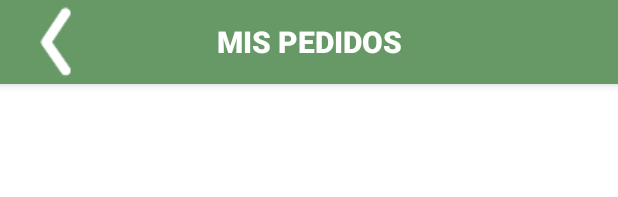
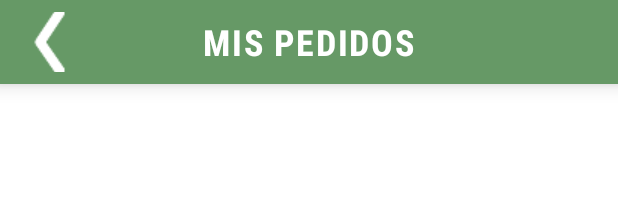
Before and after one commit to inspedralbes/transversal-tr1-2024-2025-android-dam_24_25_tr1g7_android, an Android app built with Jetpack Compose: the layout activity_mis_pedidos.xml on its own in the app's theme, with its tools: preview values and no code run, on a phone screen of 412 x 824 dp. Shown: the top 197 px of the screen. Run offline under Robolectric (Android 15) with nearby library versions, the phone set to English and light mode, and no system bars; network calls fail.

Commit message:
Commit Socket xml

```diff
--- a/app/src/main/res/layout/activity_mis_pedidos.xml
+++ b/app/src/main/res/layout/activity_mis_pedidos.xml
@@ -4,7 +4,6 @@
     android:layout_width="match_parent"
     android:layout_height="match_parent"
     android:orientation="vertical"
-    android:background="@color/white"
     android:padding="0dp">
 
     <androidx.appcompat.widget.Toolbar
@@ -12,47 +11,52 @@
         android:layout_width="match_parent"
         android:layout_height="wrap_content"
         android:background="?attr/colorPrimary"
-        android:elevation="4dp">
+        android:elevation="8dp"
+        android:padding="8dp">
 
         <ImageButton
             android:id="@+id/botonAtras"
-            android:layout_width="48dp"
-            android:layout_height="48dp"
+            android:layout_width="40dp"
+            android:layout_height="40dp"
             android:background="?attr/selectableItemBackgroundBorderless"
             android:contentDescription="@string/back"
             android:src="@drawable/ic_back"
             android:padding="8dp"
             app:tint="@android:color/white"
-            android:layout_gravity="start|center_vertical"/>
-
+            android:layout_gravity="start|center_vertical"
+            android:backgroundTint="?attr/colorPrimaryDark"/>
         <TextView
             android:id="@+id/misPedidosTitle"
             android:layout_width="wrap_content"
             android:layout_height="wrap_content"
             android:layout_gravity="center"
             android:text="MIS PEDIDOS"
-            android:textSize="20sp"
+            android:textSize="24sp"
             android:textStyle="bold"
             android:textColor="@android:color/white"
-            android:fontFamily="sans-serif-medium"/>
+            android:fontFamily="sans-serif-condensed"
+            android:letterSpacing="0.05"
+            android:paddingStart="12dp"
+            android:paddingEnd="12dp"/>
     </androidx.appcompat.widget.Toolbar>
 
     <TextView
         android:id="@+id/helperText"
         android:layout_width="match_parent"
         android:layout_height="wrap_content"
-        android:textSize="16sp"
-        android:padding="16dp"
+        android:textSize="18sp"
+        android:padding="20dp"
         android:gravity="center"
-        android:textColor="@android:color/darker_gray"/>
+        android:textColor="@android:color/darker_gray"
+        android:fontFamily="sans-serif-light"/>
 
     <androidx.recyclerview.widget.RecyclerView
         android:id="@+id/recyclerViewPedidos"
         android:layout_width="match_parent"
         android:layout_height="0dp"
         android:layout_weight="1"
-        android:padding="8dp"
+        android:padding="12dp"
         android:clipToPadding="false"
         android:scrollbars="vertical"
-        android:background="@android:color/white"/>
+        android:layout_margin="8dp"/>
 </LinearLayout>
```
